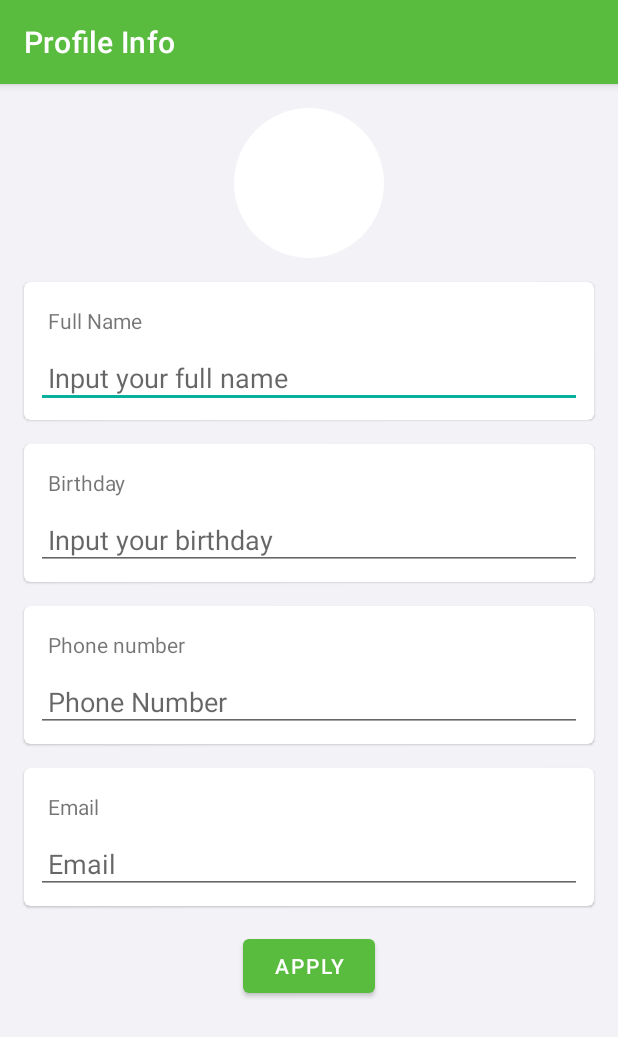
After one commit to thanhnd/GroveCRM_Android, an Android app: the ProfileActivity screen opened directly, with no data from a screen before it, on a phone screen of 412 x 824 dp. The commit adds this screen. Shown: the top 1037 px of the screen. Run offline under Robolectric (Android 15) with nearby library versions, the phone set to English and light mode, and no system bars; pictures from the network do not load.

Commit message:
Profile screen

```diff
--- a/app/src/main/AndroidManifest.xml
+++ b/app/src/main/AndroidManifest.xml
@@ -45,6 +45,7 @@
         <activity android:name=".ui.browser.BrowserActivity" />
         <activity android:name=".ui.transaction.TransactionActivity" />
         <activity android:name=".ui.setting.SettingActivity" />
+        <activity android:name=".ui.profile.ProfileActivity" />
     </application>
 
 </manifest>
--- a/app/src/main/java/com/quynhlamryan/crm/data/model/Account.kt
+++ b/app/src/main/java/com/quynhlamryan/crm/data/model/Account.kt
@@ -11,7 +11,7 @@ class Account {
     var urlBarcode: String? = null
     var urlAvatar: String? = null
     var typeMember: String? = null
-    var total: Int? = null
+    var total: String? = null
     var isNew: Boolean? = null
     var roles: List<String>? = null
 }
--- /dev/null
+++ b/app/src/main/java/com/quynhlamryan/crm/ui/profile/ProfileActivity.kt
@@ -0,0 +1,48 @@
+package com.quynhlamryan.crm.ui.profile
+
+import android.os.Bundle
+import androidx.appcompat.app.AppCompatActivity
+import androidx.lifecycle.Observer
+import androidx.lifecycle.ViewModelProvider
+import com.bumptech.glide.Glide
+import com.quynhlamryan.crm.R
+import com.quynhlamryan.crm.utils.AccountManager
+import kotlinx.android.synthetic.main.activity_profile.*
+import kotlinx.android.synthetic.main.activity_profile.ivAvatar
+import kotlinx.android.synthetic.main.activity_setting.*
+
+class ProfileActivity : AppCompatActivity() {
+    lateinit var profileViewModel: ProfileViewModel
+
+    override fun onCreate(savedInstanceState: Bundle?) {
+        super.onCreate(savedInstanceState)
+        setContentView(R.layout.activity_profile)
+        setTitle(R.string.profile_info)
+
+        profileViewModel = ViewModelProvider(this).get(ProfileViewModel::class.java)
+
+        btnDone.setOnClickListener {
+            profileViewModel.getListTransactions()?.observe(this, Observer { config ->
+                AccountManager.config = config
+                tvHotLine.text = getString(R.string.hot_line, (config.hotline ?: ""))
+            })
+        }
+
+    }
+
+    override fun onStart() {
+        super.onStart()
+
+        AccountManager.account?.apply {
+            Glide
+                .with(this@ProfileActivity)
+                .load(urlAvatar)
+                .circleCrop()
+                .into(ivAvatar)
+            edtFullName.setText(fullName)
+            edtBirthday.setText(dob)
+            edtPhone.setText(phoneNumber)
+            edtEmail.setText(phoneNumber)
+        }
+    }
+}
--- /dev/null
+++ b/app/src/main/res/layout/activity_profile.xml
@@ -0,0 +1,154 @@
+<?xml version="1.0" encoding="utf-8"?>
+<ScrollView xmlns:android="http://schemas.android.com/apk/res/android"
+    xmlns:app="http://schemas.android.com/apk/res-auto"
+    xmlns:tools="http://schemas.android.com/tools"
+    android:layout_width="match_parent"
+    android:background="@color/light_gray"
+    android:layout_height="match_parent">
+
+    <LinearLayout
+        android:layout_width="match_parent"
+        android:layout_height="wrap_content"
+        android:orientation="vertical"
+        tools:context=".ui.transaction.TransactionActivity">
+
+        <ImageView
+            android:id="@+id/ivAvatar"
+            android:layout_width="100dp"
+            android:layout_height="100dp"
+            android:layout_gravity="center_horizontal"
+            android:layout_marginTop="@dimen/activity_vertical_margin"
+            android:background="@drawable/shape_circle" />
+
+        <com.google.android.material.card.MaterialCardView
+            android:layout_width="match_parent"
+            android:layout_height="wrap_content"
+            android:layout_marginLeft="@dimen/activity_vertical_margin"
+            android:layout_marginTop="@dimen/activity_vertical_margin"
+            android:layout_marginRight="@dimen/activity_vertical_margin">
+
+            <LinearLayout
+                android:layout_width="match_parent"
+                android:layout_height="wrap_content"
+                android:orientation="vertical"
+                android:padding="@dimen/content_padding">
+
+                <TextView
+                    android:layout_width="wrap_content"
+                    android:layout_height="wrap_content"
+                    android:padding="@dimen/content_padding"
+                    android:text="@string/fullname" />
+
+                <EditText
+                    android:id="@+id/edtFullName"
+                    android:layout_width="match_parent"
+                    android:layout_height="wrap_content"
+                    android:hint="@string/prompt_full_name"
+                    android:padding="@dimen/content_padding" />
+
+            </LinearLayout>
+
+        </com.google.android.material.card.MaterialCardView>
+
+        <com.google.android.material.card.MaterialCardView
+
+            android:layout_width="match_parent"
+            android:layout_height="wrap_content"
+            android:layout_marginLeft="@dimen/activity_vertical_margin"
+            android:layout_marginTop="@dimen/activity_vertical_margin"
+            android:layout_marginRight="@dimen/activity_vertical_margin">
+
+            <LinearLayout
+                android:layout_width="match_parent"
+                android:layout_height="wrap_content"
+                android:orientation="vertical"
+                android:padding="@dimen/content_padding">
+
+                <TextView
+                    android:layout_width="match_parent"
+                    android:layout_height="wrap_content"
+                    android:padding="@dimen/content_padding"
+                    android:text="@string/birthday" />
+
+                <EditText
+                    android:id="@+id/edtBirthday"
+                    android:layout_width="match_parent"
+                    android:layout_height="wrap_content"
+                    android:hint="@string/prompt_birthday"
+                    android:padding="@dimen/content_padding" />
+
+            </LinearLayout>
+
+        </com.google.android.material.card.MaterialCardView>
+
+        <com.google.android.material.card.MaterialCardView
+
+            android:layout_width="match_parent"
+            android:layout_height="wrap_content"
+            android:layout_marginLeft="@dimen/activity_vertical_margin"
+            android:layout_marginTop="@dimen/activity_vertical_margin"
+            android:layout_marginRight="@dimen/activity_vertical_margin">
+
+            <LinearLayout
+                android:layout_width="match_parent"
+                android:layout_height="wrap_content"
+                android:orientation="vertical"
+                android:padding="@dimen/content_padding">
+
+                <TextView
+                    android:layout_width="wrap_content"
+                    android:layout_height="wrap_content"
+                    android:padding="@dimen/content_padding"
+                    android:text="@string/phone_number" />
+
+                <EditText
+                    android:id="@+id/edtPhone"
+                    android:layout_width="match_parent"
+                    android:layout_height="wrap_content"
+                    android:hint="@string/prompt_phone"
+                    android:padding="@dimen/content_padding" />
+
+            </LinearLayout>
+
+        </com.google.android.material.card.MaterialCardView>
+
+        <com.google.android.material.card.MaterialCardView
+
+            android:layout_width="match_parent"
+            android:layout_height="wrap_content"
+            android:layout_marginLeft="@dimen/activity_vertical_margin"
+            android:layout_marginTop="@dimen/activity_vertical_margin"
+            android:layout_marginRight="@dimen/activity_vertical_margin">
+
+            <LinearLayout
+                android:layout_width="match_parent"
+                android:layout_height="wrap_content"
+                android:orientation="vertical"
+                android:padding="@dimen/content_padding">
+
+                <TextView
+                    android:layout_width="wrap_content"
+                    android:layout_height="wrap_content"
+                    android:padding="@dimen/content_padding"
+                    android:text="@string/email" />
+
+                <EditText
+                    android:id="@+id/edtEmail"
+                    android:layout_width="match_parent"
+                    android:layout_height="wrap_content"
+                    android:hint="@string/prompt_email"
+                    android:padding="@dimen/content_padding" />
+            </LinearLayout>
+
+        </com.google.android.material.card.MaterialCardView>
+
+        <Button
+            android:id="@+id/btnDone"
+            android:layout_width="wrap_content"
+            android:layout_height="wrap_content"
+            android:layout_gravity="center_horizontal"
+            android:layout_marginTop="@dimen/activity_vertical_margin"
+            android:layout_marginBottom="@dimen/activity_vertical_margin"
+            android:text="@string/action_done" />
+    </LinearLayout>
+</ScrollView>
--- a/app/src/main/res/values/strings.xml
+++ b/app/src/main/res/values/strings.xml
@@ -35,4 +35,11 @@
     <string name="hot_line">Hotline: %s</string>
     <string name="setting">Settings</string>
     <string name="score">Score: %s</string>
+    <string name="fullname">Full Name</string>
+    <string name="birthday">Birthday</string>
+    <string name="phone_number">Phone number</string>
+    <string name="email">Email</string>
+    <string name="action_done">Apply</string>
+    <string name="prompt_full_name">Input your full name</string>
+    <string name="prompt_birthday">Input your birthday</string>
 </resources>
```
Also changed, not shown: app/src/main/java/com/quynhlamryan/crm/data/MainActivityRepository.kt (+5 -5 lines), app/src/main/java/com/quynhlamryan/crm/ui/profile/ProfileViewModel.kt (added, +17 -0 lines), app/src/main/java/com/quynhlamryan/crm/ui/setting/SettingActivity.kt (+8 -0 lines), app/src/main/res/layout/activity_setting.xml (+31 -12 lines), app/src/main/res/drawable-hdpi/ic_edit.png (added), app/src/main/res/drawable-mdpi/ic_edit.png (added), app/src/main/res/drawable-xhdpi/ic_edit.png (added), app/src/main/res/drawable-xxhdpi/ic_edit.png (added), app/src/main/res/drawable-xxxhdpi/ic_edit.png (added), 1 other file.
